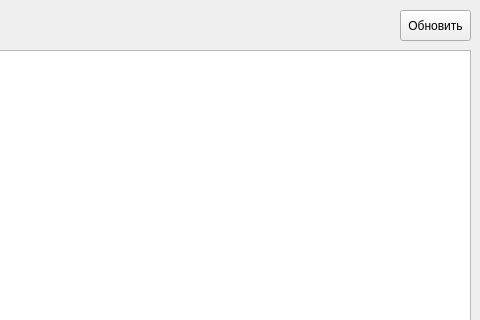
Cheater121/ChatlettiClientQT, file messenger.ui: the form before one commit; both pictures show x 320 to 800 and y 0 to 320 of the 800 by 600 pixel window.
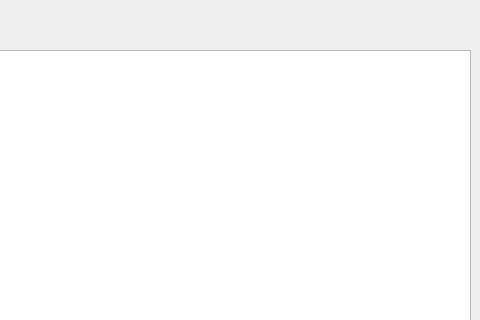
The form after the commit.

Commit message: Added timer (now its polling client)

What changed in the file:
```diff
--- a/messenger.ui
+++ b/messenger.ui
@@ -67,19 +67,6 @@
      </rect>
     </property>
    </widget>
-   <widget class="QPushButton" name="RefreshButton">
-    <property name="geometry">
-     <rect>
-      <x>720</x>
-      <y>10</y>
-      <width>71</width>
-      <height>31</height>
-     </rect>
-    </property>
-    <property name="text">
-     <string>Обновить</string>
-    </property>
-   </widget>
   </widget>
   <widget class="QMenuBar" name="menubar">
    <property name="geometry">
```
The commit also changes 1 other file.
